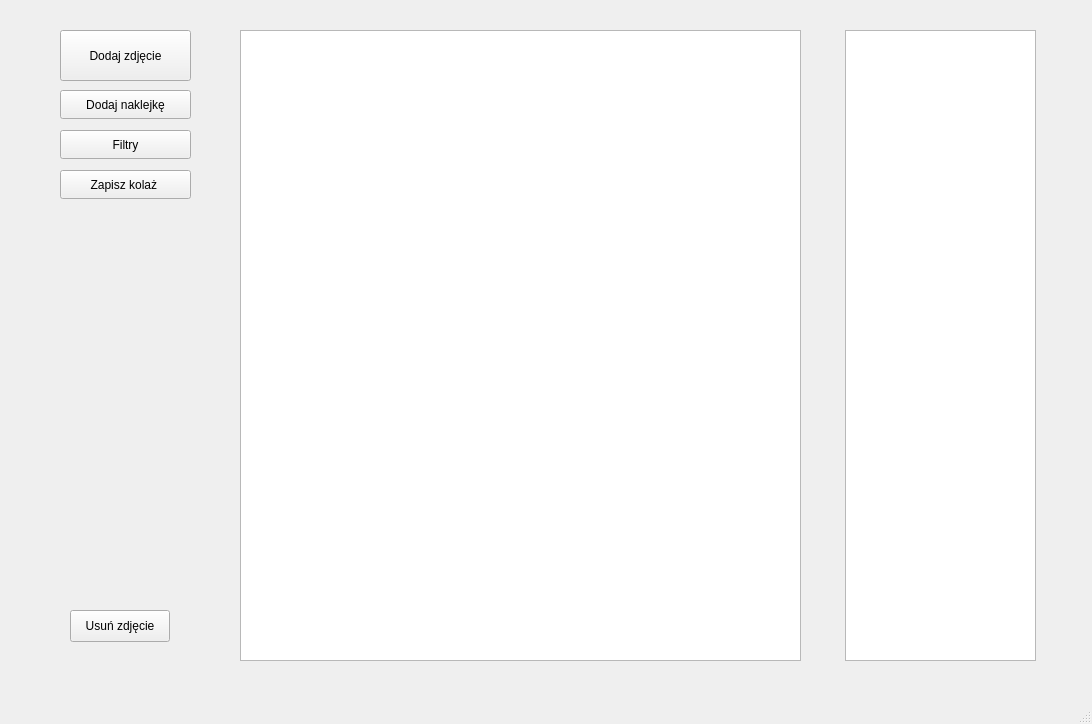
Igadecka/CollageCraft, file mainwindow.ui: the form before one commit.
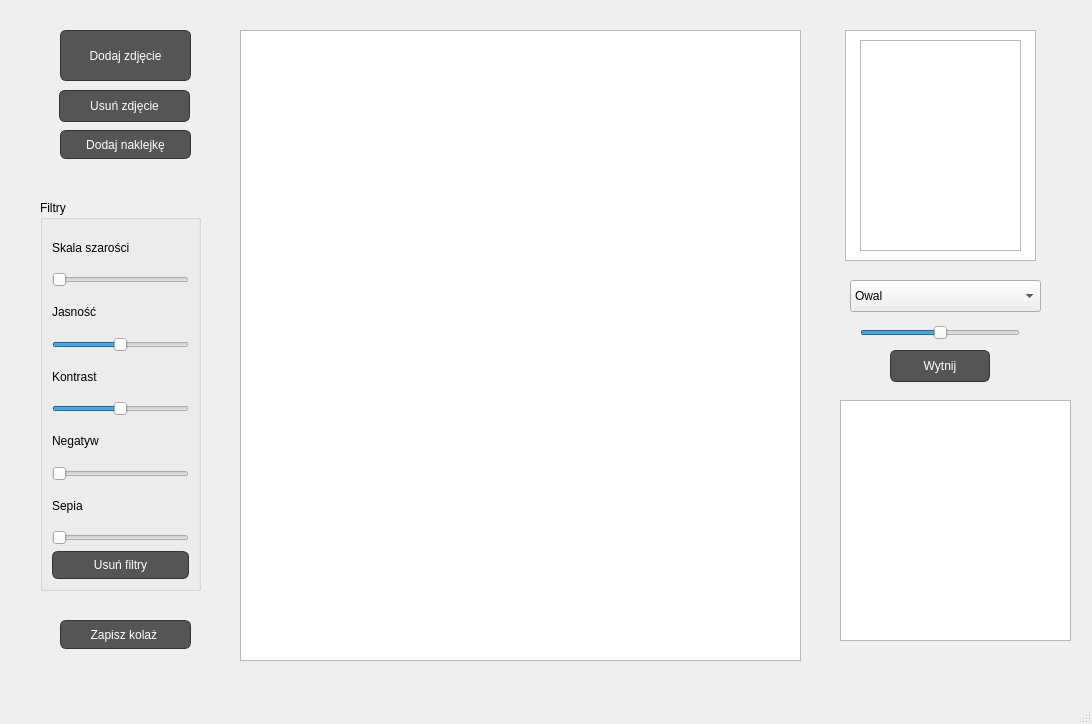
The form after the commit. Icons and pictures are not drawn.

Commit message: Filtry, przycinanie i naklejki.

```diff
--- a/mainwindow.ui
+++ b/mainwindow.ui
@@ -10,9 +10,31 @@
     <height>724</height>
    </rect>
   </property>
+  <property name="font">
+   <font>
+    <family>.AppleSystemUIFont</family>
+   </font>
+  </property>
   <property name="windowTitle">
    <string>MainWindow</string>
   </property>
+  <property name="styleSheet">
+   <string notr="true">QPushButton {
+    background-color: #555555;
+    color: #ffffff;
+    border: 1px solid #333333;
+    border-radius: 6px;
+    padding: 6px 12px;
+}
+
+QPushButton:hover {
+    background-color: #666666;
+}
+
+QPushButton:pressed {
+    background-color: #444444;
+}</string>
+  </property>
   <widget class="QWidget" name="centralwidget">
    <widget class="QGraphicsView" name="graphicsView">
     <property name="geometry">
@@ -39,6 +61,9 @@
       <height>51</height>
      </rect>
     </property>
+    <property name="styleSheet">
+     <string notr="true"/>
+    </property>
     <property name="text">
      <string>Dodaj zdjęcie</string>
     </property>
@@ -47,37 +72,30 @@
     <property name="geometry">
      <rect>
       <x>60</x>
-      <y>90</y>
-      <width>131</width>
-      <height>29</height>
-     </rect>
-    </property>
-    <property name="text">
-     <string>Dodaj naklejkę</string>
-    </property>
-   </widget>
-   <widget class="QPushButton" name="pushButton_3">
-    <property name="geometry">
-     <rect>
-      <x>60</x>
       <y>130</y>
       <width>131</width>
       <height>29</height>
      </rect>
     </property>
+    <property name="styleSheet">
+     <string notr="true"/>
+    </property>
     <property name="text">
-     <string>Filtry</string>
+     <string>Dodaj naklejkę</string>
     </property>
    </widget>
    <widget class="QPushButton" name="pushButton_4">
     <property name="geometry">
      <rect>
       <x>60</x>
-      <y>170</y>
+      <y>620</y>
       <width>131</width>
       <height>29</height>
      </rect>
     </property>
+    <property name="styleSheet">
+     <string notr="true"/>
+    </property>
     <property name="text">
      <string>Zapisz kolaż </string>
     </property>
@@ -88,16 +106,16 @@
       <x>845</x>
       <y>30</y>
       <width>191</width>
-      <height>631</height>
+      <height>231</height>
      </rect>
     </property>
    </widget>
    <widget class="QPushButton" name="pushButton_5">
     <property name="geometry">
      <rect>
-      <x>70</x>
-      <y>610</y>
-      <width>100</width>
+      <x>59</x>
+      <y>90</y>
+      <width>131</width>
       <height>32</height>
      </rect>
     </property>
@@ -105,6 +123,328 @@
      <string>Usuń zdjęcie</string>
     </property>
    </widget>
+   <widget class="QListWidget" name="listaWarstw">
+    <property name="geometry">
+     <rect>
+      <x>860</x>
+      <y>40</y>
+      <width>161</width>
+      <height>211</height>
+     </rect>
+    </property>
+   </widget>
+   <widget class="QGroupBox" name="boxFiltry">
+    <property name="geometry">
+     <rect>
+      <x>40</x>
+      <y>200</y>
+      <width>161</width>
+      <height>391</height>
+     </rect>
+    </property>
+    <property name="title">
+     <string>Filtry</string>
+    </property>
+    <layout class="QVBoxLayout" name="verticalLayout">
+     <item>
+      <widget class="QLabel" name="napisSzary">
+       <property name="text">
+        <string>Skala szarości</string>
+       </property>
+      </widget>
+     </item>
+     <item>
+      <widget class="QSlider" name="sliderSzary">
+       <property name="maximum">
+        <number>100</number>
+       </property>
+       <property name="orientation">
+        <enum>Qt::Orientation::Horizontal</enum>
+       </property>
+      </widget>
+     </item>
+     <item>
+      <widget class="QLabel" name="napisJasnosc">
+       <property name="text">
+        <string>Jasność</string>
+       </property>
+      </widget>
+     </item>
+     <item>
+      <widget class="QSlider" name="sliderJasnosc">
+       <property name="minimum">
+        <number>-50</number>
+       </property>
+       <property name="maximum">
+        <number>50</number>
+       </property>
+       <property name="orientation">
+        <enum>Qt::Orientation::Horizontal</enum>
+       </property>
+      </widget>
+     </item>
+     <item>
+      <widget class="QLabel" name="napisKontrast">
+       <property name="text">
+        <string>Kontrast</string>
+       </property>
+      </widget>
+     </item>
+     <item>
+      <widget class="QSlider" name="sliderKontrast">
+       <property name="minimum">
+        <number>-50</number>
+       </property>
+       <property name="maximum">
+        <number>50</number>
+       </property>
+       <property name="value">
+        <number>0</number>
+       </property>
+       <property name="orientation">
+        <enum>Qt::Orientation::Horizontal</enum>
+       </property>
+      </widget>
+     </item>
+     <item>
+      <widget class="QLabel" name="napisNegatyw">
+       <property name="text">
+        <string>Negatyw</string>
+       </property>
+      </widget>
+     </item>
+     <item>
+      <widget class="QSlider" name="sliderNegatyw">
+       <property name="maximum">
+        <number>100</number>
+       </property>
+       <property name="orientation">
+        <enum>Qt::Orientation::Horizontal</enum>
+       </property>
+      </widget>
+     </item>
+     <item>
+      <widget class="QLabel" name="napisSepia">
+       <property name="text">
+        <string>Sepia</string>
+       </property>
+      </widget>
+     </item>
+     <item>
+      <widget class="QSlider" name="sliderSepia">
+       <property name="minimum">
+        <number>0</number>
+       </property>
+       <property name="maximum">
+        <number>100</number>
+       </property>
+       <property name="value">
+        <number>0</number>
+       </property>
+       <property name="orientation">
+        <enum>Qt::Orientation::Horizontal</enum>
+       </property>
+      </widget>
+     </item>
+     <item>
+      <widget class="QPushButton" name="przyciskUsunFiltry">
+       <property name="text">
+        <string>Usuń filtry</string>
+       </property>
+      </widget>
+     </item>
+    </layout>
+   </widget>
+   <widget class="QComboBox" name="comboKsztalt">
+    <property name="geometry">
+     <rect>
+      <x>850</x>
+      <y>280</y>
+      <width>191</width>
+      <height>32</height>
+     </rect>
+    </property>
+    <item>
+     <property name="text">
+      <string>Owal</string>
+     </property>
+    </item>
+    <item>
+     <property name="text">
+      <string>Prostokąt</string>
+     </property>
+    </item>
+    <item>
+     <property name="text">
+      <string>Romb</string>
+     </property>
+    </item>
+   </widget>
+   <widget class="QPushButton" name="btnWytnij">
+    <property name="geometry">
+     <rect>
+      <x>890</x>
+      <y>350</y>
+      <width>100</width>
+      <height>32</height>
+     </rect>
+    </property>
+    <property name="text">
+     <string>Wytnij</string>
+    </property>
+    <property name="checkable">
+     <bool>false</bool>
+    </property>
+   </widget>
+   <widget class="QSlider" name="sliderRozmiarWyciecia">
+    <property name="geometry">
+     <rect>
+      <x>860</x>
+      <y>320</y>
+      <width>160</width>
+      <height>25</height>
+     </rect>
+    </property>
+    <property name="minimum">
+     <number>10</number>
+    </property>
+    <property name="maximum">
+     <number>100</number>
+    </property>
+    <property name="value">
+     <number>55</number>
+    </property>
+    <property name="orientation">
+     <enum>Qt::Orientation::Horizontal</enum>
+    </property>
+   </widget>
+   <widget class="QListWidget" name="listaNaklejek">
+    <property name="geometry">
+     <rect>
+      <x>840</x>
+      <y>400</y>
+      <width>231</width>
+      <height>241</height>
+     </rect>
+    </property>
+    <property name="iconSize">
+     <size>
+      <width>64</width>
+      <height>64</height>
+     </size>
+    </property>
+    <property name="movement">
+     <enum>QListView::Movement::Static</enum>
+    </property>
+    <property name="resizeMode">
+     <enum>QListView::ResizeMode::Adjust</enum>
+    </property>
+    <property name="spacing">
+     <number>10</number>
+    </property>
+    <property name="viewMode">
+     <enum>QListView::ViewMode::IconMode</enum>
+    </property>
+    <item>
+     <property name="text">
+      <string/>
+     </property>
+     <property name="icon">
+      <iconset resource="zasoby.qrc">
+       <normaloff>:/naklejki/anerma-sunflower-892465_640.png</normaloff>:/naklejki/anerma-sunflower-892465_640.png</iconset>
+     </property>
+    </item>
+    <item>
+     <property name="text">
+      <string/>
+     </property>
+     <property name="icon">
+      <iconset resource="zasoby.qrc">
+       <normaloff>:/naklejki/brightpixelsstudio-watercolor-butterfly-9293653_640.png</normaloff>:/naklejki/brightpixelsstudio-watercolor-butterfly-9293653_640.png</iconset>
+     </property>
+    </item>
+    <item>
+     <property name="text">
+      <string/>
+     </property>
+     <property name="icon">
+      <iconset resource="zasoby.qrc">
+       <normaloff>:/naklejki/clker-free-vector-images-banana-42793_640.png</normaloff>:/naklejki/clker-free-vector-images-banana-42793_640.png</iconset>
+     </property>
+    </item>
+    <item>
+     <property name="text">
+      <string/>
+     </property>
+     <property name="icon">
+      <iconset resource="zasoby.qrc">
+       <normaloff>:/naklejki/clker-free-vector-images-sun-34485_640.png</normaloff>:/naklejki/clker-free-vector-images-sun-34485_640.png</iconset>
+     </property>
+    </item>
+    <item>
+     <property name="text">
+      <string/>
+     </property>
+     <property name="icon">
+      <iconset resource="zasoby.qrc">
+       <normaloff>:/naklejki/designbydessie-love-9024670_640.png</normaloff>:/naklejki/designbydessie-love-9024670_640.png</iconset>
+     </property>
+    </item>
+    <item>
+     <property name="text">
+      <string/>
+     </property>
+     <property name="icon">
+      <iconset resource="zasoby.qrc">
+       <normaloff>:/naklejki/humyay-flowers-7652496_640.png</normaloff>:/naklejki/humyay-flowers-7652496_640.png</iconset>
+     </property>
+    </item>
+    <item>
+     <property name="text">
+      <string/>
+     </property>
+     <property name="icon">
+      <iconset resource="zasoby.qrc">
+       <normaloff>:/naklejki/openclipart-vectors-fashion-1295985_640.png</normaloff>:/naklejki/openclipart-vectors-fashion-1295985_640.png</iconset>
+     </property>
+    </item>
+    <item>
+     <property name="text">
+      <string/>
+     </property>
+     <property name="icon">
+      <iconset resource="zasoby.qrc">
+       <normaloff>:/naklejki/openclipart-vectors-star-158502_640.png</normaloff>:/naklejki/openclipart-vectors-star-158502_640.png</iconset>
+     </property>
+    </item>
+    <item>
+     <property name="text">
+      <string/>
+     </property>
+     <property name="icon">
+      <iconset resource="zasoby.qrc">
+       <normaloff>:/naklejki/openclipart-vectors-zebra-152604_640.png</normaloff>:/naklejki/openclipart-vectors-zebra-152604_640.png</iconset>
+     </property>
+    </item>
+    <item>
+     <property name="text">
+      <string/>
+     </property>
+     <property name="icon">
+      <iconset resource="zasoby.qrc">
+       <normaloff>:/naklejki/ruzaindo-coconut-7751862_640.png</normaloff>:/naklejki/ruzaindo-coconut-7751862_640.png</iconset>
+     </property>
+    </item>
+    <item>
+     <property name="text">
+      <string/>
+     </property>
+     <property name="icon">
+      <iconset resource="zasoby.qrc">
+       <normaloff>:/naklejki/ruzaindo-coconut-7876154_640.png</normaloff>:/naklejki/ruzaindo-coconut-7876154_640.png</iconset>
+     </property>
+    </item>
+   </widget>
   </widget>
   <widget class="QMenuBar" name="menubar">
    <property name="geometry">
```
Left out of the diff: 6 changed lines with no effect on the pictures. The commit also changes 17 other files.
